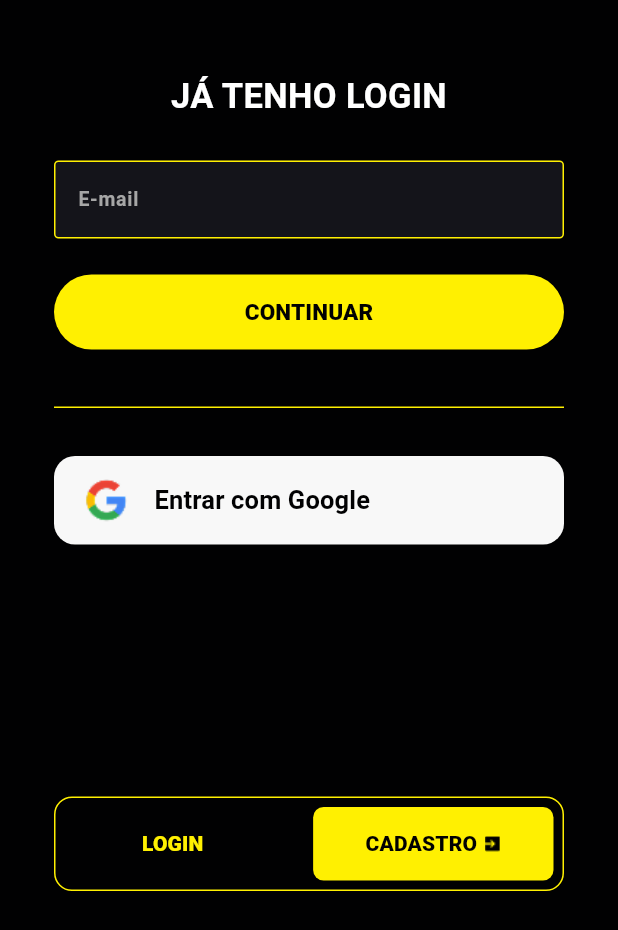
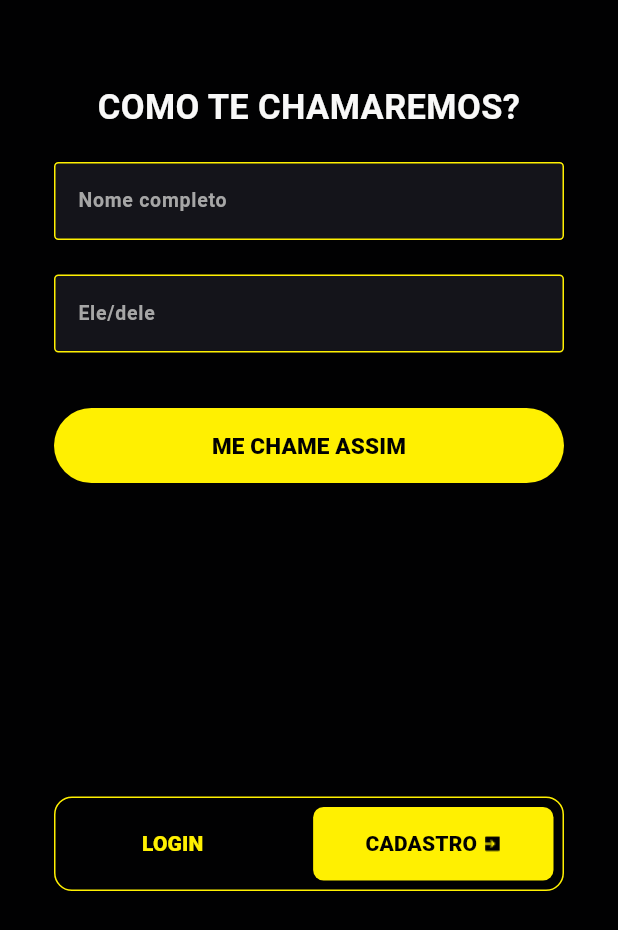
Before and after one commit to tonsoo/bet-blocker, a Flutter app: the screen it shows after launch, after a tap on "CADASTRO", on a phone screen of 412 x 824 dp, the part 306-1236 px from its top. Run offline on Flutter 3.47's test engine with Material 3 defaults, Android fonts, the phone set to English and light mode, and no system bars; our stand-ins replace go_router.

Commit message:
primeira tela de cadastro e animação da troca de pagina

```diff
--- a/lib/screens/login/login_screen.dart
+++ b/lib/screens/login/login_screen.dart
@@ -1,10 +1,24 @@
+import 'package:bet_blocker/components/buttons/default_button.dart';
+import 'package:bet_blocker/components/inputs/default_input.dart';
 import 'package:bet_blocker/constants/app_colors.dart';
 import 'package:flutter/material.dart';
 
 class LoginScreen extends StatelessWidget {
-  const LoginScreen({super.key});
+  LoginScreen({super.key});
 
   static String path = '/login';
+
+  final controller = PageController();
+
+  void _goto(int index) {
+    if (index >= 0 && index <= 1) {
+      controller.animateToPage(
+        index,
+        duration: Duration(milliseconds: 250),
+        curve: Curves.easeInOutCubic,
+      );
+    }
+  }
 
   @override
   Widget build(BuildContext context) {
@@ -17,8 +31,17 @@ class LoginScreen extends StatelessWidget {
             mainAxisAlignment: MainAxisAlignment.start,
             crossAxisAlignment: CrossAxisAlignment.stretch,
             children: [
-              Expanded(child: PageView(children: [_Login()])),
-              _PageButtonsWrapper(),
+              Expanded(
+                child: PageView(
+                  controller: controller,
+                  physics: NeverScrollableScrollPhysics(),
+                  children: [
+                    _Login(),
+                    _Register(),
+                  ],
+                ),
+              ),
+              _PageButtonsWrapper(changePage: _goto),
             ],
           ),
         ),
@@ -28,7 +51,9 @@ class LoginScreen extends StatelessWidget {
 }
 
 class _PageButtonsWrapper extends StatefulWidget {
-  const _PageButtonsWrapper();
+  const _PageButtonsWrapper({required this.changePage});
+
+  final void Function(int) changePage;
 
   @override
   State<_PageButtonsWrapper> createState() => _PageButtonsWrapperState();
@@ -54,9 +79,9 @@ class _PageButtonsWrapperState extends State<_PageButtonsWrapper> {
             child: _PageButton(
               icon: 'assets/images/next.png',
               title: 'LOGIN',
-              onClick:
-                  () => setState(() {
+              onClick: () => setState(() {
                 isLogin = true;
+                widget.changePage(0);
               }),
               selected: isLogin,
             ),
@@ -65,9 +90,9 @@ class _PageButtonsWrapperState extends State<_PageButtonsWrapper> {
             child: _PageButton(
               icon: 'assets/images/next.png',
               title: 'CADASTRO',
-              onClick:
-                  () => setState(() {
+              onClick: () => setState(() {
                 isLogin = false;
+                widget.changePage(1);
               }),
               selected: !isLogin,
             ),
@@ -101,7 +126,7 @@ class _PageButtonState extends State<_PageButton>
   late Animation<Color?> _textColorAnim;
   late Animation<Color?> _btnBgColorAnim;
   late Animation<Color?> _btnForeColorAnim;
-  final duration = Duration(milliseconds: 350);
+  final duration = Duration(milliseconds: 200);
   Color? color;
 
   @override
@@ -112,21 +137,24 @@ class _PageButtonState extends State<_PageButton>
     _textColorAnim = ColorTween(
       begin: AppColors.cSecond,
       end: AppColors.cMain,
-    ).animate(_controller)..addListener(() {
+    ).animate(_controller)
+      ..addListener(() {
         setState(() {});
       });
 
     _btnBgColorAnim = ColorTween(
       begin: AppColors.cMain,
       end: AppColors.cSecond,
-    ).animate(_controller)..addListener(() {
+    ).animate(_controller)
+      ..addListener(() {
         setState(() {});
       });
 
     _btnForeColorAnim = ColorTween(
       begin: AppColors.cSecond,
       end: AppColors.cMain,
-    ).animate(_controller)..addListener(() {
+    ).animate(_controller)
+      ..addListener(() {
         setState(() {});
       });
   }
@@ -178,8 +206,11 @@ class _PageButtonState extends State<_PageButton>
   }
 }
 
-class _Login extends StatelessWidget {
-  const _Login();
+class _ContentWithLogo extends StatelessWidget {
+  const _ContentWithLogo({this.children = const [], this.spacing = 48});
+
+  final List<Widget> children;
+  final double spacing;
 
   @override
   Widget build(BuildContext context) {
@@ -193,7 +224,20 @@ class _Login extends StatelessWidget {
           height: 105,
           fit: BoxFit.contain,
         ),
-        SizedBox(height: 48),
+        SizedBox(height: spacing),
+        for (final child in children) child,
+      ],
+    );
+  }
+}
+
+class _Login extends StatelessWidget {
+  const _Login();
+
+  @override
+  Widget build(BuildContext context) {
+    return _ContentWithLogo(
+      children: [
         Text(
           'JÁ TENHO LOGIN',
           style: TextStyle(
@@ -204,45 +248,14 @@ class _Login extends StatelessWidget {
           textAlign: TextAlign.center,
         ),
         SizedBox(height: 26),
-        TextFormField(
+        DefaultInput(
           decoration: InputDecoration(
-            fillColor: AppColors.cSecond100,
-            filled: true,
-            enabledBorder: OutlineInputBorder(
-              borderRadius: BorderRadius.all(Radius.circular(3)),
-              borderSide: BorderSide(color: AppColors.cMain, width: 1),
-            ),
-            focusedBorder: OutlineInputBorder(
-              borderRadius: BorderRadius.all(Radius.circular(3)),
-              borderSide: BorderSide(color: AppColors.cMain, width: 1),
-            ),
-            hintStyle: TextStyle(
-              color: AppColors.cFourth,
-              fontWeight: FontWeight.w600,
-              fontSize: 13,
-            ),
             hintText: 'E-mail',
           ),
-          style: TextStyle(
-            color: AppColors.cThird,
-            fontWeight: FontWeight.w600,
-            fontSize: 13,
-          ),
-          cursorColor: AppColors.cMain,
         ),
         SizedBox(height: 24),
-        TextButton(
+        DefaultButton(
           onPressed: () => {},
-          style: TextButton.styleFrom(
-            backgroundColor: AppColors.cMain,
-            foregroundColor: AppColors.cSecond,
-            minimumSize: Size(0, 0),
-            shape: RoundedRectangleBorder(
-              borderRadius: BorderRadius.all(Radius.circular(100)),
-              side: BorderSide.none,
-            ),
-            padding: EdgeInsets.symmetric(vertical: 14.5, horizontal: 20),
-          ),
           child: Text(
             'CONTINUAR',
             style: TextStyle(
@@ -255,17 +268,15 @@ class _Login extends StatelessWidget {
         SizedBox(height: 38),
         Container(height: 1, decoration: BoxDecoration(color: AppColors.cMain)),
         SizedBox(height: 32),
-        TextButton(
+        DefaultButton(
           onPressed: () => {},
           style: TextButton.styleFrom(
             backgroundColor: AppColors.cThird,
             foregroundColor: AppColors.cSecond,
-            minimumSize: Size(0, 0),
             shape: RoundedRectangleBorder(
               borderRadius: BorderRadius.all(Radius.circular(14)),
               side: BorderSide.none,
             ),
-            padding: EdgeInsets.symmetric(vertical: 14.5, horizontal: 20),
           ),
           child: Row(
             mainAxisAlignment: MainAxisAlignment.start,
@@ -293,3 +304,54 @@ class _Login extends StatelessWidget {
     );
   }
 }
+
+class _Register extends StatelessWidget {
+  const _Register();
+
+  @override
+  Widget build(BuildContext context) {
+    return _ContentWithLogo(
+      spacing: 55,
+      children: [
+        Text(
+          'COMO TE CHAMAREMOS?',
+          textAlign: TextAlign.center,
+          style: TextStyle(
+            color: AppColors.cThird,
+            fontWeight: FontWeight.bold,
+            fontSize: 23,
+          ),
+        ),
+        SizedBox(height: 20),
+        DefaultInput(
+          decoration: InputDecoration(
+            hintText: 'Nome completo',
+          ),
+        ),
+        SizedBox(height: 23),
+        DefaultInput(
+          decoration: InputDecoration(
+            hintText: 'Ele/dele',
+          ),
+        ),
+        SizedBox(height: 37),
+        DefaultButton(
+          onPressed: () => {},
+          style: TextButton.styleFrom(
+            backgroundColor: AppColors.cMain,
+            foregroundColor: AppColors.cSecond,
+          ),
+          child: Text(
+            'ME CHAME ASSIM',
+            textAlign: TextAlign.center,
+            style: TextStyle(
+              color: AppColors.cSecond,
+              fontSize: 15,
+              fontWeight: FontWeight.w800,
+            ),
+          ),
+        ),
+      ],
+    );
+  }
+}
```
Lines whose indentation alone changed are shown as unchanged.
